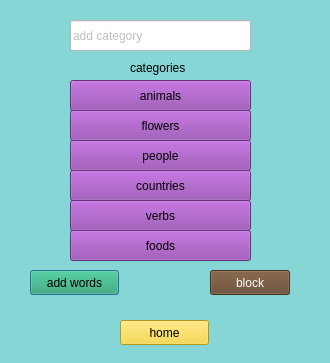
Old version of the form add_words.ui in the repository MariHarutyunyanGithub/QT_lab.
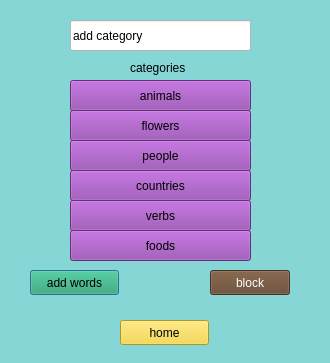
New version of the form.

Patch:
```diff
--- a/add_words.ui
+++ b/add_words.ui
@@ -184,7 +184,7 @@
     </rect>
    </property>
    <property name="styleSheet">
-    <string notr="true">color: rgb(192, 191, 188);
+    <string notr="true">
 background-color: rgb(255, 255, 255);</string>
    </property>
    <property name="text">
```
Left out of the diff: 19 changed lines with no effect on the pictures.
